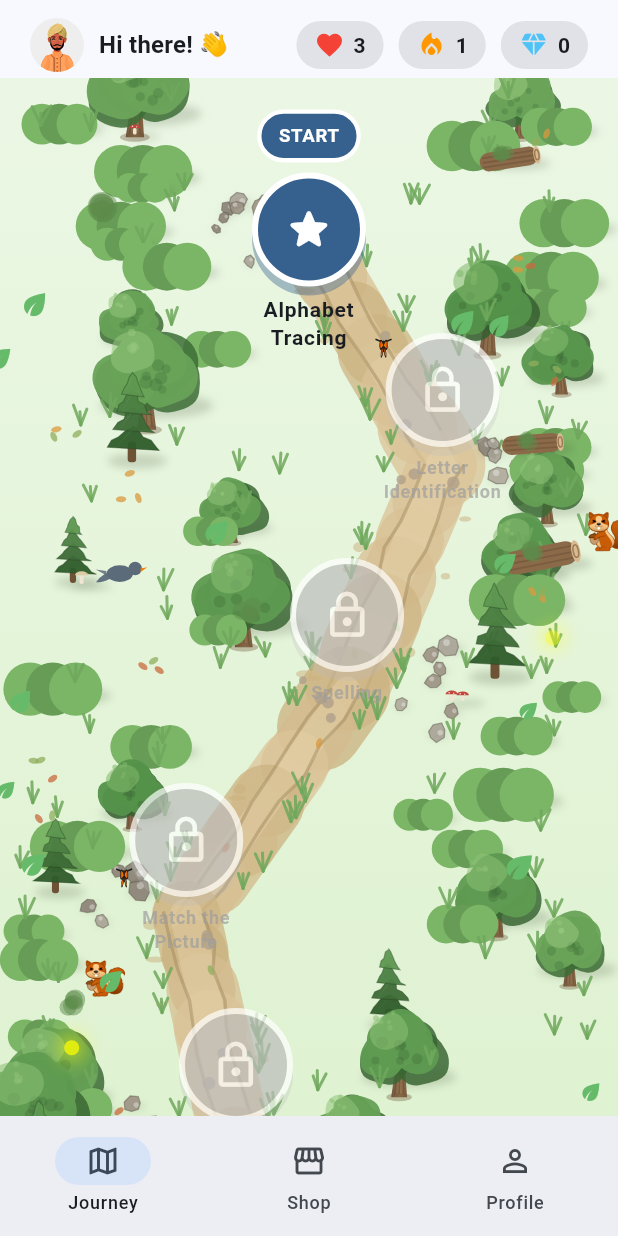
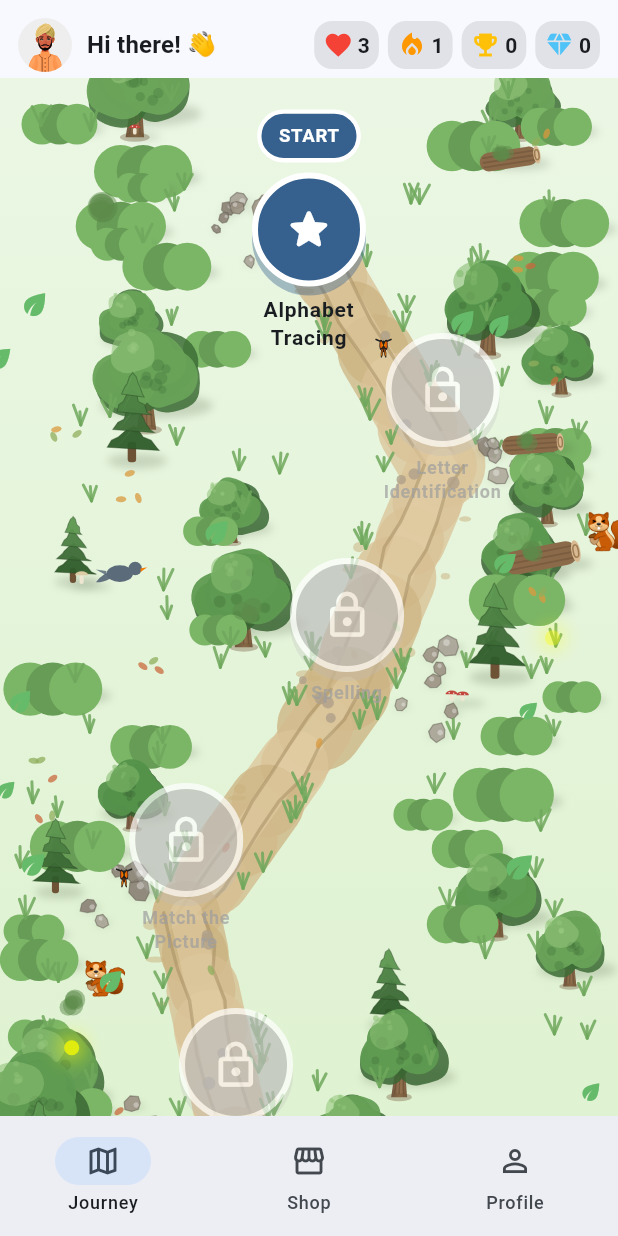
Before and after one commit to gnps-developer/gnps_learning_hub, a Flutter app: the JourneyScreen screen opened directly, on a phone screen of 412 x 824 dp. Run offline on Flutter 3.47's test engine with Material 3 defaults, Android fonts, the light colour scheme and no system bars; our stand-ins replace audioplayers, flutter_riverpod, flutter_svg, flutter_tts, hive_flutter, package_info_plus; accounts and stored records are empty; project files that could hold a hidden picture were left out.

Commit message:
Add achievements button to JourneyBanner and update layout

```diff
--- a/lib/screens/journey_screen.dart
+++ b/lib/screens/journey_screen.dart
@@ -13,6 +13,7 @@ import '../widgets/journey/journey_banner.dart';
 import 'lesson_screen.dart';
 import 'profile_screen.dart';
 import 'shop_screen.dart';
+import 'achievements_screen.dart';
 
 import '../models/game_config.dart';
 import '../models/shop/default_item_ids.dart';
@@ -175,6 +176,9 @@ class _JourneyContent extends ConsumerWidget {
           catalog: catalog,
           onTapGems: () =>
               ref.read(mainNavigationProvider.notifier).state = 1,
+          onTapAchievements: () => Navigator.of(context).push(
+            MaterialPageRoute(builder: (_) => const AchievementsScreen()),
+          ),
         ),
         Expanded(
           child: LessonPath(
--- a/lib/widgets/journey/journey_banner.dart
+++ b/lib/widgets/journey/journey_banner.dart
@@ -12,12 +12,14 @@ class JourneyBanner extends StatelessWidget {
   final LocalProgress progress;
   final List<ShopItem> catalog;
   final VoidCallback? onTapGems;
+  final VoidCallback? onTapAchievements;
 
   const JourneyBanner({
     super.key,
     required this.progress,
     required this.catalog,
     this.onTapGems,
+    this.onTapAchievements,
   });
 
   void _openStreakScreen(BuildContext context) {
@@ -29,7 +31,7 @@ class JourneyBanner extends StatelessWidget {
   @override
   Widget build(BuildContext context) {
     return Padding(
-      padding: const EdgeInsets.fromLTRB(20, 12, 20, 4),
+      padding: const EdgeInsets.fromLTRB(12, 12, 12, 4),
       child: Row(
         mainAxisAlignment: MainAxisAlignment.spaceBetween,
         children: [
@@ -73,7 +75,7 @@ class JourneyBanner extends StatelessWidget {
                 value:
                     '${progress.ownedItemQuantities['powerup_extra_life'] ?? 0}',
               ),
-              const SizedBox(width: 10),
+              const SizedBox(width: 6),
               GestureDetector(
                 onTap: () => _openStreakScreen(context),
                 child: _StatPill(
@@ -82,7 +84,17 @@ class JourneyBanner extends StatelessWidget {
                   value: '${progress.currentStreak}',
                 ),
               ),
-              const SizedBox(width: 10),
+              const SizedBox(width: 6),
+              GestureDetector(
+                onTap: onTapAchievements,
+                child: _StatPill(
+                  icon: Icons.emoji_events,
+                  color: Colors.amber,
+                  value:
+                      '${progress.unlockedGameDifficulties.values.fold<int>(0, (sum, val) => sum + val)}',
+                ),
+              ),
+              const SizedBox(width: 6),
               GestureDetector(
                 onTap: onTapGems,
                 child: _StatPill(
@@ -113,16 +125,16 @@ class _StatPill extends StatelessWidget {
   @override
   Widget build(BuildContext context) {
     return Container(
-      padding: const EdgeInsets.symmetric(horizontal: 12, vertical: 6),
+      padding: const EdgeInsets.symmetric(horizontal: 6, vertical: 6),
       decoration: BoxDecoration(
         color: Theme.of(context).colorScheme.surfaceContainerHighest,
-        borderRadius: BorderRadius.circular(20),
+        borderRadius: BorderRadius.circular(12),
       ),
       child: Row(
         mainAxisSize: MainAxisSize.min,
         children: [
           Icon(icon, color: color, size: 20),
-          const SizedBox(width: 6),
+          const SizedBox(width: 3),
           Text(
             value,
             style: Theme.of(
```
